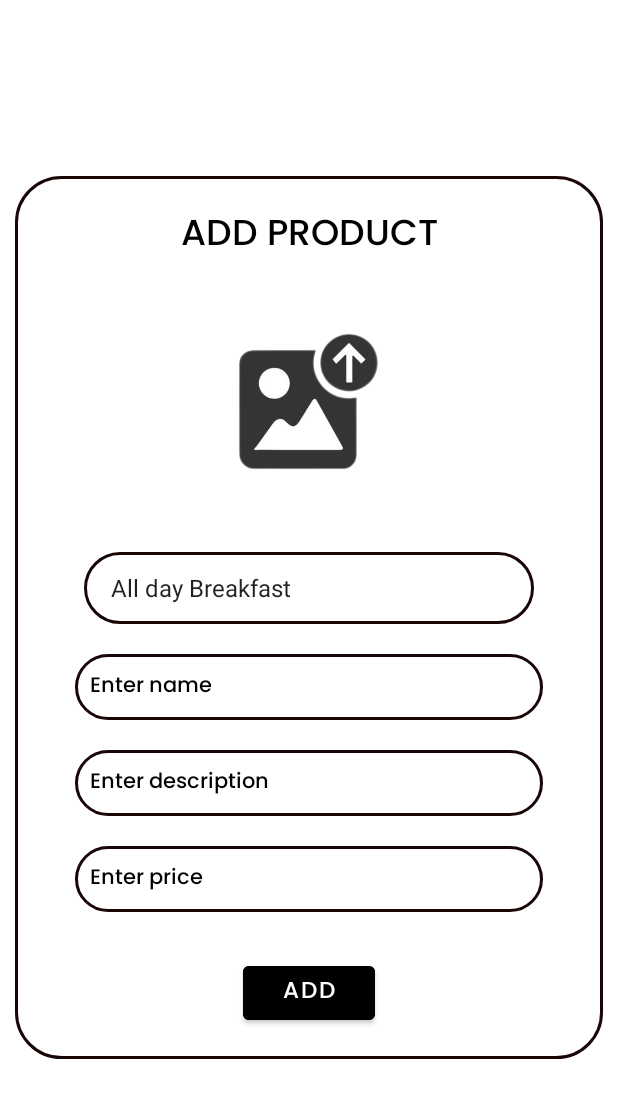
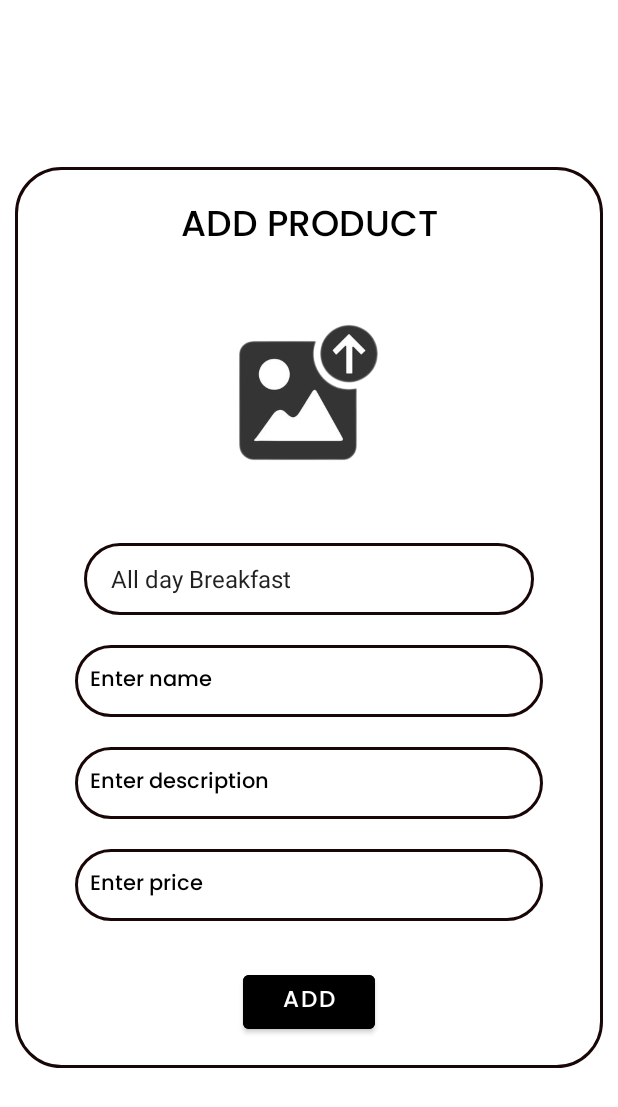
Before and after one commit to chrstntrl/DCA-Signature, an Android app: the adminAdd screen opened directly, with no data from a screen before it, on a phone screen of 412 x 824 dp. Shown: the top 1107 px of the screen. Run offline under Robolectric (Android 15) with nearby library versions, the phone set to English and light mode, and no system bars; our stand-ins replace Firebase (no records; nobody signed in at launch, a user with empty details on screens opened directly).

```diff
--- a/app/src/main/res/layout/activity_admin_add.xml
+++ b/app/src/main/res/layout/activity_admin_add.xml
@@ -64,10 +64,12 @@
             android:hint="Enter name"
             android:inputType="text"
             android:lines="1"
+            android:minHeight="48dp"
             android:padding="10dp"
             android:textColor="@color/black"
             android:textColorHint="@color/black"
-            android:textSize="14dp" />
+            android:textSize="14dp"
+            tools:ignore="TextSizeCheck" />
 
         <EditText
             android:id="@+id/uploadDesc"
@@ -82,10 +84,12 @@
             android:hint="Enter description"
             android:inputType="text"
             android:lines="1"
+            android:minHeight="48dp"
             android:padding="10dp"
             android:textColor="@color/black"
             android:textColorHint="@color/black"
-            android:textSize="14dp" />
+            android:textSize="14dp"
+            tools:ignore="TextSizeCheck" />
 
         <EditText
             android:id="@+id/uploadPrice"
@@ -100,10 +104,12 @@
             android:hint="Enter price"
             android:inputType="number"
             android:lines="1"
+            android:minHeight="48dp"
             android:padding="10dp"
             android:textColor="@color/black"
             android:textColorHint="@color/black"
-            android:textSize="14dp" />
+            android:textSize="14dp"
+            tools:ignore="TextSizeCheck,TextSizeCheck" />
 
         <Button
             android:id="@+id/btnadd"
```
